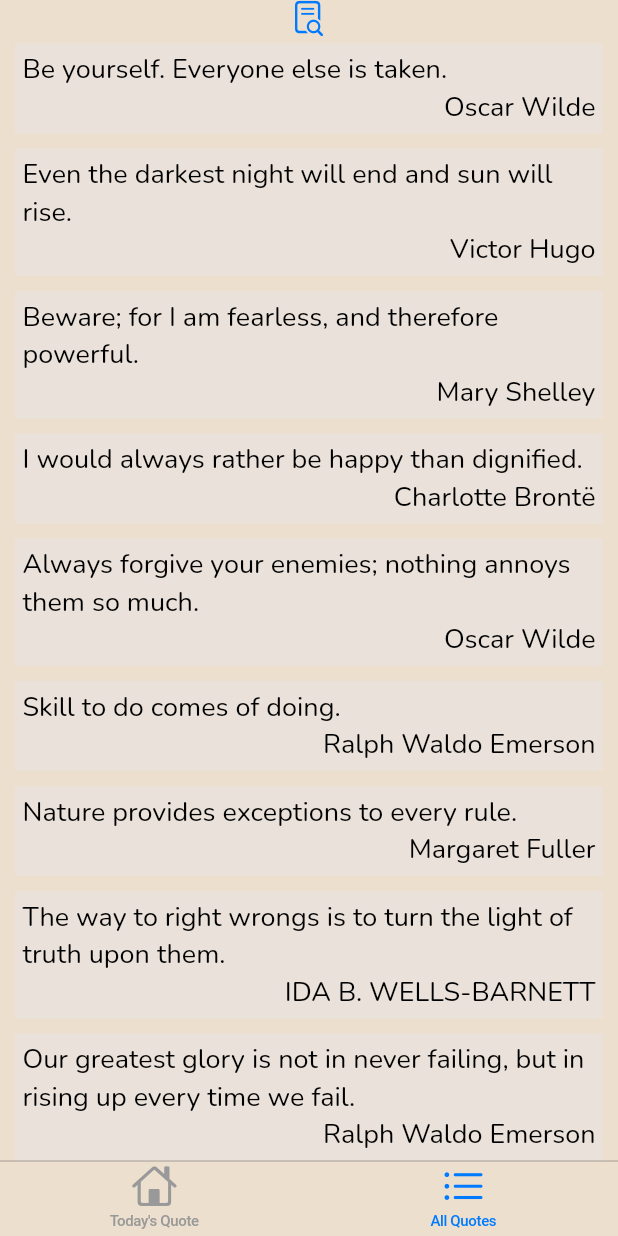
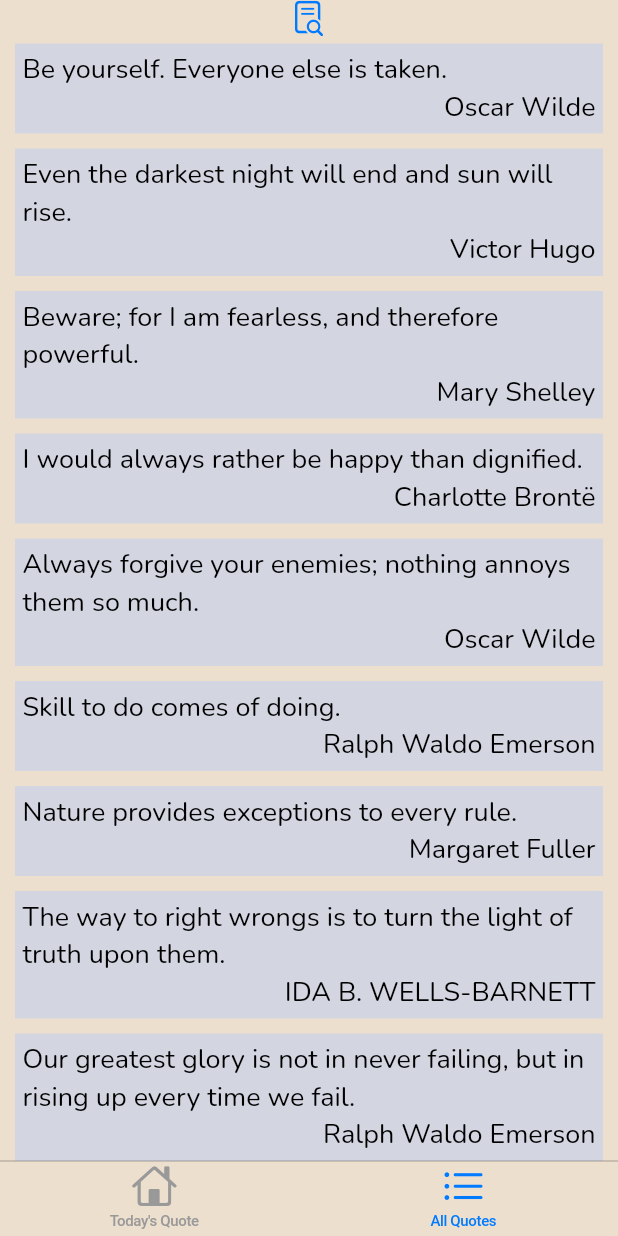
Before and after one commit to omparaday/motivationalquotes, a Flutter app: the screen it shows after launch, after a tap on "All Quotes", on a phone screen of 412 x 824 dp. Run offline on Flutter 3.47's test engine with Material 2 defaults, Android fonts, the phone set to English and light mode, and no system bars; drawn by our look-alikes of flutter_slidable; our stand-ins replace flutter_local_notifications, flutter_native_timezone, google_fonts, share_plus, shared_preferences, timezone and 1 more; missing offline and left inert: shared_preferences_web.

Commit message:
Add remove working well

```diff
--- a/lib/quoteoftheday.dart
+++ b/lib/quoteoftheday.dart
@@ -93,6 +93,11 @@ class _QuoteOfTheDayState extends State<QuoteOfTheDay> with WidgetsBindingObserv
 
   @override
   Widget build(BuildContext context) {
+    print('in build');
+    for (Widget widget in _favoriteQuoteWidgets) {
+      DecoratedText dt = widget as DecoratedText;
+      print(dt.text);
+    }
 
     return Container(
         margin: EdgeInsets.only(left: 10.0, right: 10.0),
@@ -184,6 +189,7 @@ class _QuoteOfTheDayState extends State<QuoteOfTheDay> with WidgetsBindingObserv
                   ),
                   Container(
                       child: Column(
+                        key: UniqueKey(),
                         crossAxisAlignment: CrossAxisAlignment.stretch,
                         children: _favoriteQuoteWidgets,
                       ))
@@ -204,11 +210,12 @@ class _QuoteOfTheDayState extends State<QuoteOfTheDay> with WidgetsBindingObserv
     _favoriteQuoteList = await quote.QuoteHelper.getFavoriteQuotes();
     _favoriteQuoteWidgets = <Widget>[];
     print(_favoriteQuoteList.length);
+    _favoriteQuoteWidgets.clear();
+    for(quote.Quote q in _favoriteQuoteList.reversed) {
+      print(q.name + " " + q.author + " " + q.content);
+      _favoriteQuoteWidgets.add(new DecoratedText(q.name, q.content, q.author, showSharePopup));
+    }
     setState(() {
-      for(quote.Quote q in _favoriteQuoteList.reversed) {
-        print(q.name + " " + q.author);
-        _favoriteQuoteWidgets.add(new DecoratedText(q.name, q.content, q.author, showSharePopup));
-      }
       _isFavoriteQuote = isFavoriteQuote(_quote?.name?? '');
     });
   }
--- a/lib/widgets/DecoratedText.dart
+++ b/lib/widgets/DecoratedText.dart
@@ -8,6 +8,7 @@ class DecoratedText extends StatefulWidget {
   Function _onTap;
   TextStyle? textStyle;
   Color? backgroundColor;
+  String get text => _text;
 
   DecoratedText(String this._name, String this._text, String this._author,
       Function this._onTap,
@@ -45,12 +46,8 @@ class DecoratedTextState extends State<DecoratedText> {
           child: Container(
               child: Container(
                   margin: const EdgeInsets.only(top: 5.0, bottom: 5.0),
-                  color: CupertinoDynamicColor.resolve(
-                      backgroundColor ??
-                          CupertinoDynamicColor.withBrightness(
-                              color: Color.fromARGB(125, 230, 230, 230),
-                              darkColor: Color.fromARGB(125, 50, 50, 50)),
-                      context),
+                  color: QuoteHelper.isFavoriteQuote(_name) ? Color.fromARGB(125, 247, 195, 104)
+                      : Color.fromARGB(125, 184, 204, 245),
                   child: Container(
                       padding: const EdgeInsets.all(5.0),
                       child: Column(crossAxisAlignment: CrossAxisAlignment.start, children: <Widget>[
@@ -67,7 +64,8 @@ class DecoratedTextState extends State<DecoratedText> {
             // An action can be bigger than the others.
             flex: 2,
             onPressed: toggleFavoriteQuote,
-            backgroundColor: Color(0xFF7BC043),
+            backgroundColor: QuoteHelper.isFavoriteQuote(_name) ? Color.fromARGB(255, 212, 84, 70) :
+            Color.fromARGB(255, 102, 145, 84),
             foregroundColor: CupertinoColors.white,
             icon: CupertinoIcons.infinite,
             label: QuoteHelper.isFavoriteQuote(_name) ? 'Remove Favorite' : 'Add Favorite',
@@ -80,5 +78,6 @@ class DecoratedTextState extends State<DecoratedText> {
   Future<void> toggleFavoriteQuote(BuildContext context) async {
     print('toggling fav uote');
     await QuoteHelper.toggleFavoriteQuote(_name);
+    setState(() {});
   }
 }
```
